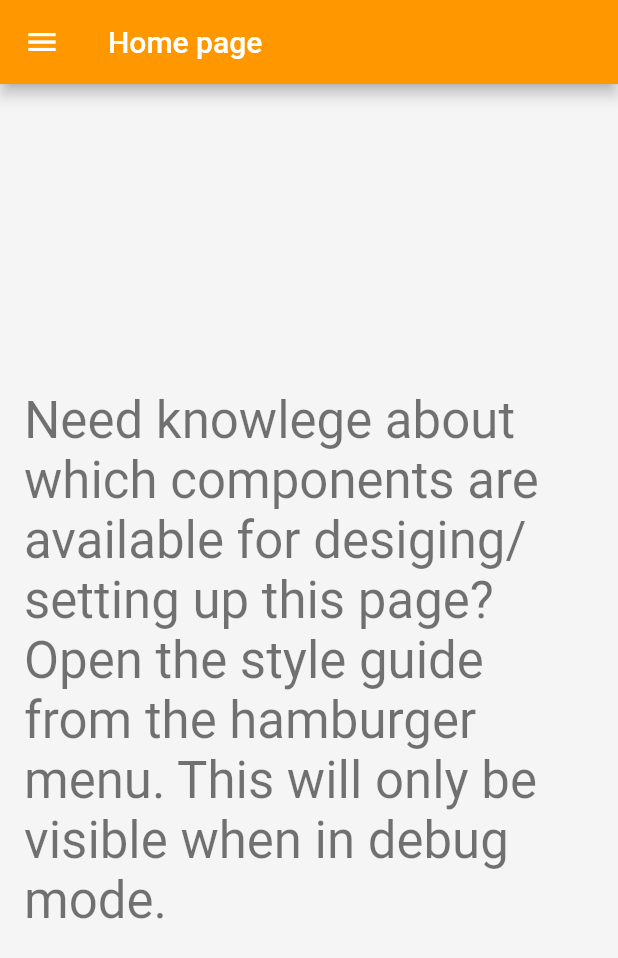
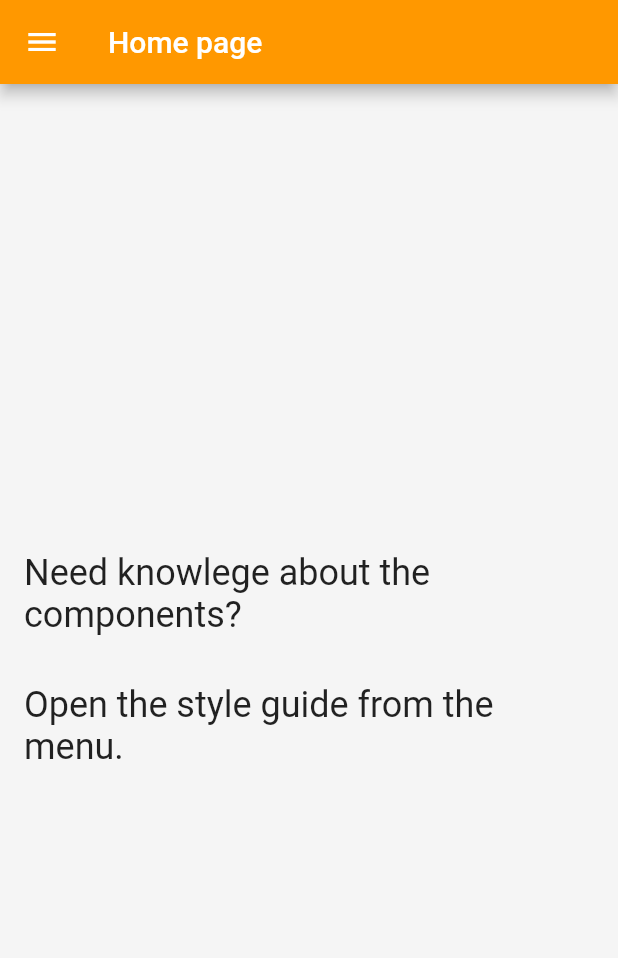
Before and after one commit to Baseflow/flutter-style-guide, a Flutter app: the screen it shows after launch, on a phone screen of 412 x 824 dp. Shown: the top 958 px of the screen. Run offline on Flutter 3.47's test engine with Material 2 defaults, Android fonts, the phone set to English and light mode, and no system bars.

Commit message:
Minor improvments

```diff
--- a/lib/drawer.dart
+++ b/lib/drawer.dart
@@ -14,7 +14,7 @@ class SgeDrawer extends StatelessWidget {
         child: Column(
           children: [
             DrawerAppBar(
-              title: const Text("Menu"),
+              title: const Text('Menu'),
             ),
             Expanded(
               child: ListView(
@@ -22,13 +22,13 @@ class SgeDrawer extends StatelessWidget {
                 children: <Widget>[
                   ListTile(
                     leading: const Icon(Icons.home),
-                    title: const Text("Home"),
+                    title: const Text('Home'),
                     onTap: () => navigator.pushReplacementNamed(HomePage.routeName),
                   ),
                   if (kDebugMode)
                     ListTile(
                       leading: const Icon(Icons.style_rounded),
-                      title: const Text("Style-guide"),
+                      title: const Text('Style-guide (debug only)'),
                       onTap: () => navigator.pushReplacementNamed(StyleGuidePage.routeName),
                     ),
                 ],
--- a/lib/pages/home.page.dart
+++ b/lib/pages/home.page.dart
@@ -21,11 +21,19 @@ class HomePage extends StatelessWidget {
       drawer: SgeDrawer(),
       body: Padding(
         padding: const EdgeInsets.all(16.0),
-        child: Center(
-          child: Text(
-            'Need knowlege about which components are available for desiging/setting up this page? Open the style guide from the hamburger menu. This will only be visible when in debug mode.',
-            style: theme.textTheme.headline4,
-          ),
+        child: Column(
+          mainAxisAlignment: MainAxisAlignment.center,
+          children: [
+            Text(
+              'Need knowlege about the components?',
+              style: theme.textTheme.headline5,
+            ),
+            const SizedBox(height: 32.0),
+            Text(
+              'Open the style guide from the menu.',
+              style: theme.textTheme.headline5,
+            )
+          ],
         ),
       ),
     );
```
